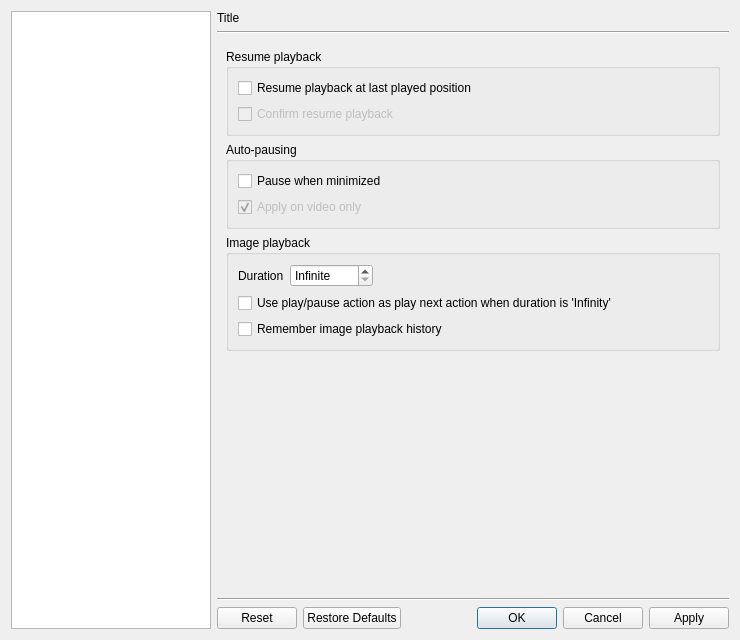
Above: src/cmplayer/ui/prefdialog.ui from bylee20/bomi before the change. Below: the same form after it.
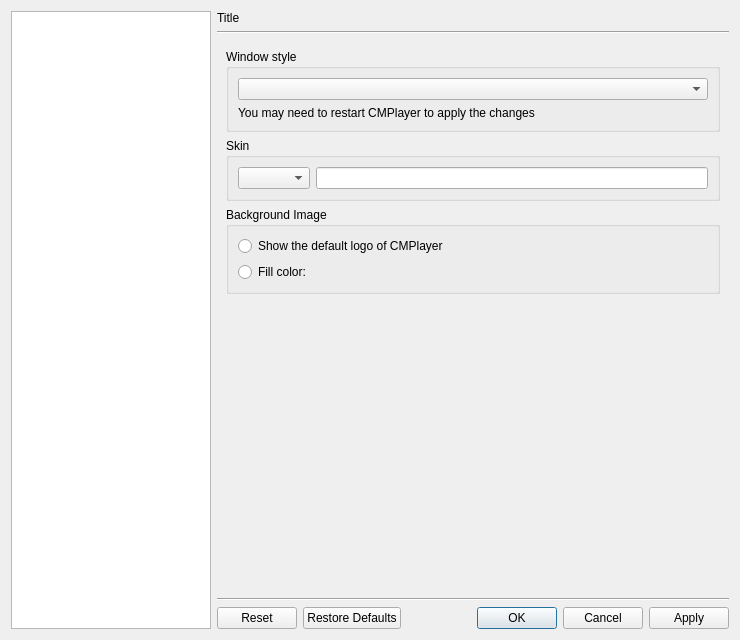
That is the form after the change. Icons and pictures are not drawn. Custom widgets are drawn as their Qt base class.

Commit message: * Add: option to show logo or fill color

```diff
--- a/src/cmplayer/ui/prefdialog.ui
+++ b/src/cmplayer/ui/prefdialog.ui
@@ -75,7 +75,7 @@
      <item>
       <widget class="QStackedWidget" name="stack">
        <property name="currentIndex">
-        <number>1</number>
+        <number>2</number>
        </property>
        <widget class="QWidget" name="open_media">
         <layout class="QVBoxLayout" name="verticalLayout">
@@ -271,6 +271,111 @@
          </item>
         </layout>
        </widget>
+       <widget class="QWidget" name="gen_appearance">
+        <layout class="QVBoxLayout" name="verticalLayout_31">
+         <item>
+          <widget class="QGroupBox" name="groupBox_16">
+           <property name="title">
+            <string>Window style</string>
+           </property>
+           <layout class="QVBoxLayout" name="verticalLayout_20">
+            <item>
+             <widget class="DataComboBox" name="window_style"/>
+            </item>
+            <item>
+             <widget class="QLabel" name="label_27">
+              <property name="text">
+               <string>You may need to restart CMPlayer to apply the changes </string>
+              </property>
+             </widget>
+            </item>
+           </layout>
+          </widget>
+         </item>
+         <item>
+          <widget class="QGroupBox" name="groupBox_4">
+           <property name="title">
+            <string>Skin</string>
+           </property>
+           <layout class="QHBoxLayout" name="horizontalLayout_9">
+            <item>
+             <widget class="DataComboBox" name="skin_name"/>
+            </item>
+            <item>
+             <widget class="QLineEdit" name="skin_path">
+              <property name="readOnly">
+               <bool>true</bool>
+              </property>
+             </widget>
+            </item>
+           </layout>
+          </widget>
+         </item>
+         <item>
+          <widget class="QGroupBox" name="groupBox_22">
+           <property name="title">
+            <string>Background Image</string>
+           </property>
+           <layout class="QVBoxLayout" name="verticalLayout_30">
+            <item>
+             <widget class="QRadioButton" name="show_logo">
+              <property name="text">
+               <string>Show the default logo of CMPlayer</string>
+              </property>
+             </widget>
+            </item>
+            <item>
+             <layout class="QHBoxLayout" name="horizontalLayout_18">
+              <item>
+               <widget class="QRadioButton" name="fill_bg_color">
+                <property name="text">
+                 <string>Fill color:</string>
+                </property>
+               </widget>
+              </item>
+              <item>
+               <widget class="ColorSelectWidget" name="bg_color" native="true">
+                <property name="minimumSize">
+                 <size>
+                  <width>5</width>
+                  <height>0</height>
+                 </size>
+                </property>
+               </widget>
+              </item>
+              <item>
+               <spacer name="horizontalSpacer_16">
+                <property name="orientation">
+                 <enum>Qt::Horizontal</enum>
+                </property>
+                <property name="sizeHint" stdset="0">
+                 <size>
+                  <width>40</width>
+                  <height>20</height>
+                 </size>
+                </property>
+               </spacer>
+              </item>
+             </layout>
+            </item>
+           </layout>
+          </widget>
+         </item>
+         <item>
+          <spacer name="verticalSpacer_11">
+           <property name="orientation">
+            <enum>Qt::Vertical</enum>
+           </property>
+           <property name="sizeHint" stdset="0">
+            <size>
+             <width>20</width>
+             <height>280</height>
+            </size>
+           </property>
+          </spacer>
+         </item>
+        </layout>
+       </widget>
        <widget class="QWidget" name="advanced">
         <layout class="QVBoxLayout" name="verticalLayout_19">
          <property name="leftMargin">
@@ -1300,25 +1405,6 @@
            </layout>
           </widget>
          </item>
-         <item>
-          <widget class="QGroupBox" name="groupBox_16">
-           <property name="title">
-            <string>Window style</string>
-           </property>
-           <layout class="QVBoxLayout" name="verticalLayout_20">
-            <item>
-             <widget class="DataComboBox" name="window_style"/>
-            </item>
-            <item>
-             <widget class="QLabel" name="label_27">
-              <property name="text">
-               <string>You may need to restart CMPlayer to apply the changes </string>
-              </property>
-             </widget>
-            </item>
-           </layout>
-          </widget>
-         </item>
          <item>
           <widget class="QGroupBox" name="system_tray_group">
            <property name="title">
@@ -1345,25 +1431,6 @@
            </layout>
           </widget>
          </item>
-         <item>
-          <widget class="QGroupBox" name="groupBox_4">
-           <property name="title">
-            <string>Skin</string>
-           </property>
-           <layout class="QHBoxLayout" name="horizontalLayout_9">
-            <item>
-             <widget class="DataComboBox" name="skin_name"/>
-            </item>
-            <item>
-             <widget class="QLineEdit" name="skin_path">
-              <property name="readOnly">
-               <bool>true</bool>
-              </property>
-             </widget>
-            </item>
-           </layout>
-          </widget>
-         </item>
          <item>
           <spacer name="verticalSpacer_5">
            <property name="orientation">
```
Left out of the diff: 202 changed lines with no effect on the pictures. The commit also changes 6 other files.
